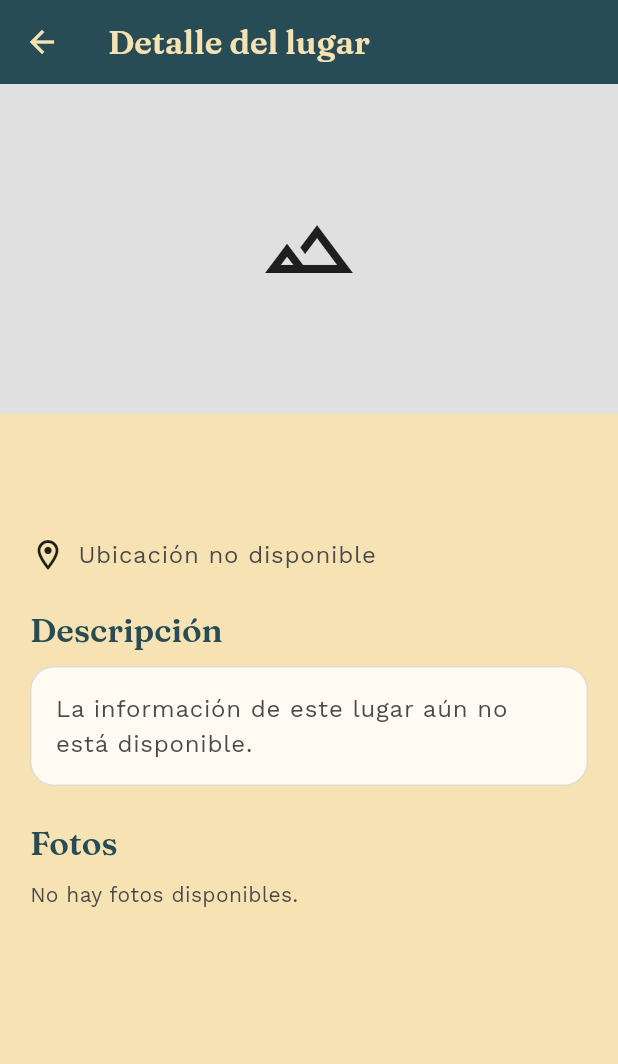
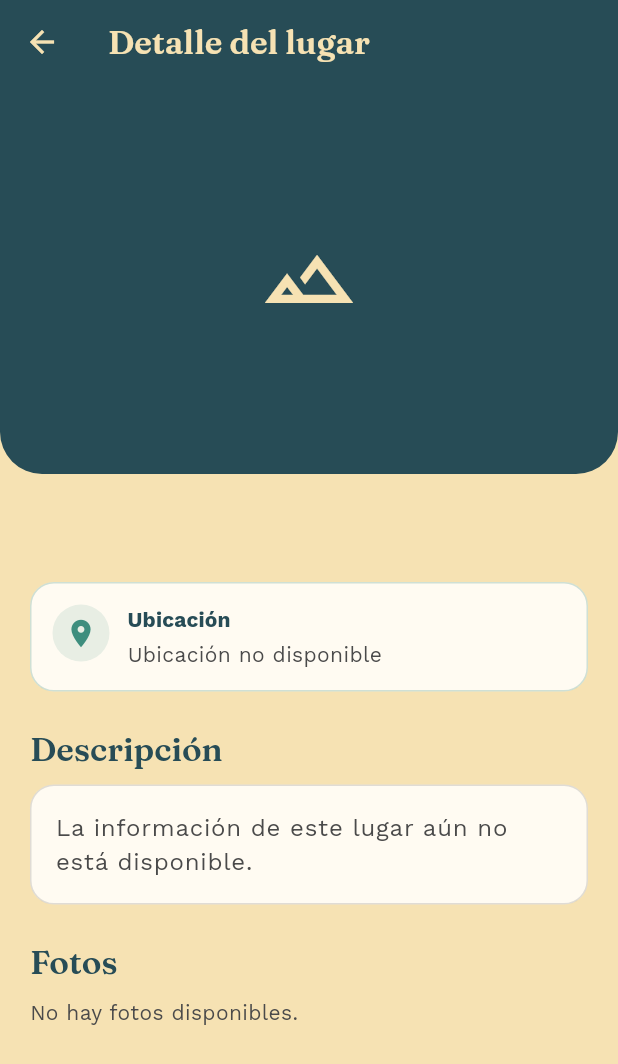
Before and after one commit to LaurisDev/TripMeet, a Flutter app: the DetalleLugarScreen screen opened directly with empty values, on a phone screen of 412 x 824 dp. Shown: the top 1064 px of the screen. Run offline on Flutter 3.47's test engine with Material 3 defaults, Android fonts, the phone set to English and light mode, and no system bars; our stand-ins replace cloud_firestore, file_picker, firebase_auth, firebase_core, geolocator, google_fonts and 1 more; accounts and stored records are empty.

Commit message:
Mejora diseño de detalle de lugares

```diff
--- a/lib/detalle_lugar_screen.dart
+++ b/lib/detalle_lugar_screen.dart
@@ -1,11 +1,15 @@
 import 'package:flutter/material.dart';
 
+import 'app_theme.dart';
 import 'lugares_service.dart';
 
 class DetalleLugarScreen extends StatelessWidget {
   final Lugar lugar;
 
-  const DetalleLugarScreen({super.key, required this.lugar});
+  const DetalleLugarScreen({
+    super.key,
+    required this.lugar,
+  });
 
   @override
   Widget build(BuildContext context) {
@@ -13,61 +17,90 @@ class DetalleLugarScreen extends StatelessWidget {
     final bool tieneFotos = lugar.fotos.isNotEmpty;
 
     return Scaffold(
-      appBar: AppBar(title: const Text('Detalle del lugar')),
+      appBar: AppBar(
+        title: const Text('Detalle del lugar'),
+      ),
       body: SingleChildScrollView(
         child: Column(
           crossAxisAlignment: CrossAxisAlignment.start,
           children: [
-            _imagenPrincipal(tieneFotos),
+            _imagenPrincipal(context, tieneFotos),
+
             Padding(
-              padding: const EdgeInsets.fromLTRB(20, 22, 20, 32),
+              padding: const EdgeInsets.fromLTRB(20, 24, 20, 32),
               child: Column(
                 crossAxisAlignment: CrossAxisAlignment.start,
                 children: [
-                  if (lugar.categoria.trim().isNotEmpty)
-                    Container(
-                      padding: const EdgeInsets.symmetric(
-                        horizontal: 12,
-                        vertical: 6,
-                      ),
-                      decoration: BoxDecoration(
-                        color: Theme.of(context).colorScheme.secondaryContainer,
-                        borderRadius: BorderRadius.circular(20),
-                      ),
-                      child: Text(
-                        lugar.categoria,
-                        style: TextStyle(
-                          color: Theme.of(context)
-                              .colorScheme
-                              .onSecondaryContainer,
-                          fontWeight: FontWeight.w600,
+                  Text(
+                    lugar.nombre,
+                    style: Theme.of(context).textTheme.headlineMedium?.copyWith(
+                          fontWeight: FontWeight.w700,
                         ),
                   ),
+
+                  const SizedBox(height: 12),
+
+                  // Ubicación
+                  Container(
+                    width: double.infinity,
+                    padding: const EdgeInsets.all(14),
+                    decoration: BoxDecoration(
+                      color: AppTheme.superficieClara,
+                      borderRadius: BorderRadius.circular(16),
+                      border: Border.all(
+                        color: AppTheme.verdeAzulado.withValues(alpha: 0.25),
                       ),
-                  const SizedBox(height: 12),
-                  Text(
-                    lugar.nombre,
-                    style: Theme.of(context).textTheme.headlineMedium,
                     ),
-                  const SizedBox(height: 12),
-                  Row(
+                    child: Row(
                       crossAxisAlignment: CrossAxisAlignment.start,
                       children: [
-                      const Icon(Icons.location_on_outlined),
-                      const SizedBox(width: 8),
+                        Container(
+                          padding: const EdgeInsets.all(8),
+                          decoration: BoxDecoration(
+                            color: AppTheme.verdeAzulado.withValues(alpha: 0.12),
+                            shape: BoxShape.circle,
+                          ),
+                          child: const Icon(
+                            Icons.location_on,
+                            color: AppTheme.verdeAzulado,
+                            size: 22,
+                          ),
+                        ),
+                        const SizedBox(width: 12),
                         Expanded(
-                        child: Text(
+                          child: Column(
+                            crossAxisAlignment: CrossAxisAlignment.start,
+                            children: [
+                              Text(
+                                'Ubicación',
+                                style: Theme.of(context)
+                                    .textTheme
+                                    .labelLarge
+                                    ?.copyWith(
+                                      color: AppTheme.azulPetroleo,
+                                      fontWeight: FontWeight.w700,
+                                    ),
+                              ),
+                              const SizedBox(height: 3),
+                              Text(
                                 lugar.ubicacion.isEmpty
                                     ? 'Ubicación no disponible'
                                     : lugar.ubicacion,
-                          style: Theme.of(context).textTheme.bodyLarge,
+                                style: Theme.of(context).textTheme.bodyMedium,
+                              ),
+                            ],
                           ),
                         ),
                       ],
                     ),
+                  ),
+
                   const SizedBox(height: 24),
+
                   _seccionDescripcion(context, tieneDescripcion),
+
                   const SizedBox(height: 24),
+
                   _seccionFotos(context, tieneFotos),
                 ],
               ),
@@ -78,37 +111,119 @@ class DetalleLugarScreen extends StatelessWidget {
     );
   }
 
-  Widget _imagenPrincipal(bool tieneFotos) {
+  Widget _imagenPrincipal(
+    BuildContext context,
+    bool tieneFotos,
+  ) {
     if (!tieneFotos) {
       return Container(
-        height: 220,
+        height: 260,
         width: double.infinity,
-        color: Colors.grey.shade300,
+        decoration: const BoxDecoration(
+          color: AppTheme.azulPetroleo,
+          borderRadius: BorderRadius.only(
+            bottomLeft: Radius.circular(28),
+            bottomRight: Radius.circular(28),
+          ),
+        ),
         alignment: Alignment.center,
-        child: const Icon(Icons.landscape_outlined, size: 64),
+        child: const Icon(
+          Icons.landscape_outlined,
+          color: AppTheme.crema,
+          size: 64,
+        ),
       );
     }
 
-    return SizedBox(
-      height: 260,
+    return ClipRRect(
+      borderRadius: const BorderRadius.only(
+        bottomLeft: Radius.circular(28),
+        bottomRight: Radius.circular(28),
+      ),
+      child: SizedBox(
+        height: 280,
         width: double.infinity,
-      child: Image.network(
+        child: Stack(
+          fit: StackFit.expand,
+          children: [
+            Image.network(
               lugar.fotos.first,
               fit: BoxFit.cover,
               errorBuilder: (_, _, _) => Container(
-          color: Colors.grey.shade300,
+                color: AppTheme.azulPetroleo,
                 alignment: Alignment.center,
-          child: const Icon(Icons.broken_image_outlined, size: 52),
+                child: const Icon(
+                  Icons.broken_image_outlined,
+                  color: AppTheme.crema,
+                  size: 52,
+                ),
+              ),
+            ),
+
+            // Degradado para mejorar la lectura de la categoría.
+            DecoratedBox(
+              decoration: BoxDecoration(
+                gradient: LinearGradient(
+                  begin: Alignment.topCenter,
+                  end: Alignment.bottomCenter,
+                  colors: [
+                    Colors.transparent,
+                    Colors.black.withValues(alpha: 0.55),
+                  ],
+                ),
+              ),
+            ),
+
+            if (lugar.categoria.trim().isNotEmpty)
+              Positioned(
+                left: 20,
+                bottom: 20,
+                child: Container(
+                  padding: const EdgeInsets.symmetric(
+                    horizontal: 14,
+                    vertical: 8,
+                  ),
+                  decoration: BoxDecoration(
+                    color: AppTheme.naranjaQuemado,
+                    borderRadius: BorderRadius.circular(20),
+                  ),
+                  child: Row(
+                    mainAxisSize: MainAxisSize.min,
+                    children: [
+                      const Icon(
+                        Icons.explore_outlined,
+                        color: Colors.white,
+                        size: 18,
+                      ),
+                      const SizedBox(width: 7),
+                      Text(
+                        lugar.categoria,
+                        style: const TextStyle(
+                          color: Colors.white,
+                          fontWeight: FontWeight.w700,
+                        ),
+                      ),
+                    ],
+                  ),
+                ),
+              ),
+          ],
         ),
       ),
     );
   }
 
-  Widget _seccionDescripcion(BuildContext context, bool tieneDescripcion) {
+  Widget _seccionDescripcion(
+    BuildContext context,
+    bool tieneDescripcion,
+  ) {
     return Column(
       crossAxisAlignment: CrossAxisAlignment.start,
       children: [
-        Text('Descripción', style: Theme.of(context).textTheme.titleLarge),
+        Text(
+          'Descripción',
+          style: Theme.of(context).textTheme.titleLarge,
+        ),
         const SizedBox(height: 10),
         Container(
           width: double.infinity,
@@ -122,7 +237,9 @@ class DetalleLugarScreen extends StatelessWidget {
             tieneDescripcion
                 ? lugar.descripcion
                 : 'La información de este lugar aún no está disponible.',
-            style: Theme.of(context).textTheme.bodyLarge
+            style: Theme.of(context)
+                .textTheme
+                .bodyLarge
                 ?.copyWith(height: 1.45),
           ),
         ),
@@ -130,11 +247,17 @@ class DetalleLugarScreen extends StatelessWidget {
     );
   }
 
-  Widget _seccionFotos(BuildContext context, bool tieneFotos) {
+  Widget _seccionFotos(
+    BuildContext context,
+    bool tieneFotos,
+  ) {
     return Column(
       crossAxisAlignment: CrossAxisAlignment.start,
       children: [
-        Text('Fotos', style: Theme.of(context).textTheme.titleLarge),
+        Text(
+          'Fotos',
+          style: Theme.of(context).textTheme.titleLarge,
+        ),
         const SizedBox(height: 10),
         if (!tieneFotos)
           const Text('No hay fotos disponibles.')
@@ -155,7 +278,9 @@ class DetalleLugarScreen extends StatelessWidget {
                     width: 170,
                     color: Colors.grey.shade300,
                     alignment: Alignment.center,
-                    child: const Icon(Icons.broken_image_outlined),
+                    child: const Icon(
+                      Icons.broken_image_outlined,
+                    ),
                   ),
                 ),
               ),
```
Lines whose indentation alone changed are shown as unchanged.
